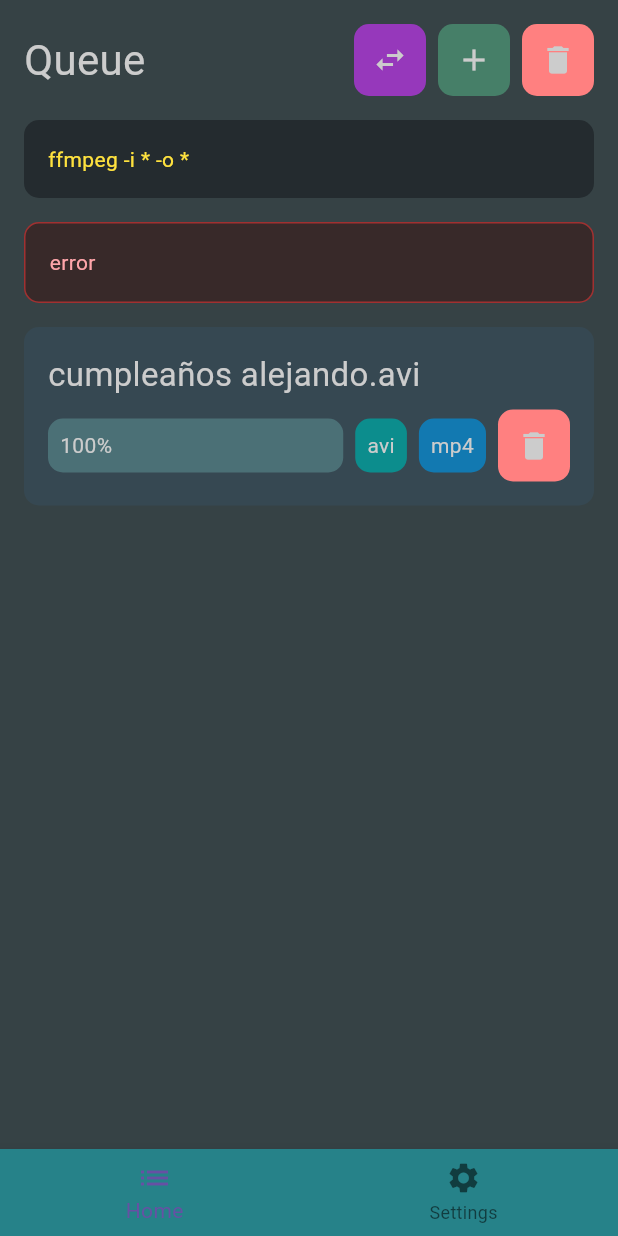
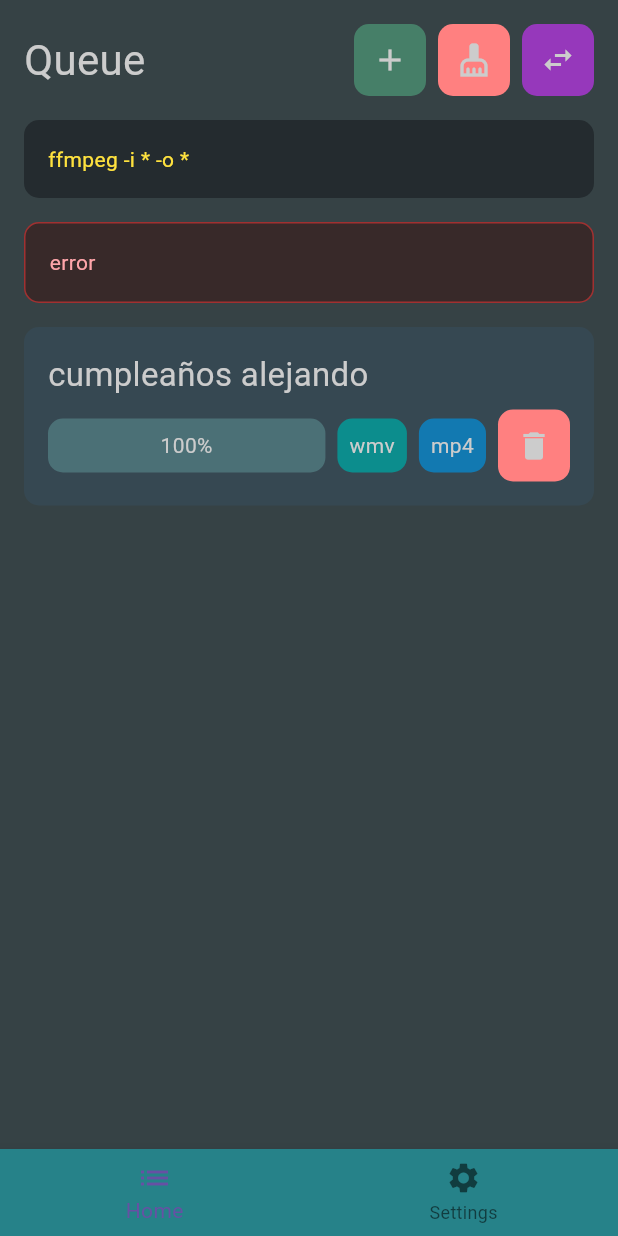
Before and after one commit to rama-o/morfosis, a Flutter app: the screen it shows after launch, on a phone screen of 412 x 824 dp. Run offline on Flutter 3.47's test engine with Material 3 defaults, Android fonts, the phone set to English and light mode, and no system bars; project files that could hold a hidden picture were left out.

Commit message:
simplificating duplicated layout

```diff
--- a/lib/main.dart
+++ b/lib/main.dart
@@ -1,4 +1,5 @@
 import 'package:flutter/material.dart';
+import 'package:path/path.dart' as p;
 
 void main() {
   runApp(const MorfosisApp());
@@ -10,6 +11,50 @@ const Color actionColor = Color(0xff467f68);
 const Color dangerColor = Color(0xffff8080);
 const Color foregroundColor = Color(0xffcccccc);
 
+class SectionTitle extends StatelessWidget {
+  final String label;
+
+  const SectionTitle({super.key, required this.label});
+
+  @override
+  Widget build(BuildContext context) {
+    return Text(label, style: TextStyle(color: foregroundColor, fontSize: 28));
+  }
+}
+
+class CustomBtn extends StatelessWidget {
+  final Icon glyph;
+  final String tooltip;
+  final Color bg;
+  final Color fg;
+  final VoidCallback action;
+
+  const CustomBtn({
+    super.key,
+    required this.glyph,
+    required this.tooltip,
+    required this.bg,
+    required this.fg,
+    required this.action,
+  });
+
+  @override
+  Widget build(BuildContext context) {
+    return Container(
+      decoration: BoxDecoration(
+        color: bg,
+        borderRadius: BorderRadius.circular(10),
+      ),
+      child: IconButton(
+        icon: glyph,
+        tooltip: tooltip,
+        color: fg,
+        onPressed: action,
+      ),
+    );
+  }
+}
+
 class CodeInput extends StatelessWidget {
   final String output;
 
@@ -20,7 +65,6 @@ class CodeInput extends StatelessWidget {
     return Container(
       padding: const EdgeInsets.all(16),
       width: double.infinity,
-      margin: const EdgeInsets.only(bottom: 16),
       decoration: BoxDecoration(
         color: Color(0xff242b2f),
         borderRadius: BorderRadius.circular(10),
@@ -40,7 +84,6 @@ class PromptOutput extends StatelessWidget {
     return Container(
       padding: const EdgeInsets.all(16),
       width: double.infinity,
-      margin: const EdgeInsets.only(bottom: 16),
       decoration: BoxDecoration(
         color: Color(0xff382929),
         border: Border.all(color: Color(0xffa13030)),
@@ -65,6 +108,9 @@ class ListItem extends StatelessWidget {
 
   @override
   Widget build(BuildContext context) {
+    final String name = p.basenameWithoutExtension(path);
+    final String inputFormat = p.extension(path).replaceFirst('.', '');
+
     return Container(
       padding: const EdgeInsets.all(16),
       decoration: BoxDecoration(
@@ -72,11 +118,12 @@ class ListItem extends StatelessWidget {
         borderRadius: BorderRadius.circular(10),
       ),
       child: Column(
+        spacing: 8,
         crossAxisAlignment: CrossAxisAlignment.start,
         children: [
-          Text(path, style: TextStyle(color: foregroundColor, fontSize: 22)),
-          const SizedBox(height: 8), // instead of spacing
+          Text(name, style: TextStyle(color: foregroundColor, fontSize: 22)),
           Row(
+            spacing: 8,
             children: [
               Expanded(
                 child: Container(
@@ -85,19 +132,24 @@ class ListItem extends StatelessWidget {
                     color: const Color(0xff4b7076),
                     borderRadius: BorderRadius.circular(10),
                   ),
-                  child: Text('100%', style: TextStyle(color: foregroundColor)),
+                  child: Text(
+                    '100%',
+                    textAlign: TextAlign.center,
+                    style: TextStyle(color: foregroundColor),
                   ),
                 ),
-              const SizedBox(width: 8),
+              ),
               Container(
                 padding: const EdgeInsets.all(8),
                 decoration: BoxDecoration(
                   color: const Color.fromARGB(255, 12, 141, 141),
                   borderRadius: BorderRadius.circular(10),
                 ),
-                child: Text('avi', style: TextStyle(color: foregroundColor)),
+                child: Text(
+                  inputFormat,
+                  style: TextStyle(color: foregroundColor),
                 ),
-              const SizedBox(width: 8),
+              ),
               Container(
                 padding: const EdgeInsets.all(8),
                 decoration: BoxDecoration(
@@ -106,18 +158,12 @@ class ListItem extends StatelessWidget {
                 ),
                 child: Text(output, style: TextStyle(color: foregroundColor)),
               ),
-              const SizedBox(width: 8),
-              Container(
-                decoration: BoxDecoration(
-                  color: dangerColor,
-                  borderRadius: BorderRadius.circular(10),
-                ),
-                child: IconButton(
-                  icon: const Icon(Icons.delete),
+              CustomBtn(
+                glyph: const Icon(Icons.delete),
                 tooltip: 'Delete Item',
-                  color: foregroundColor,
-                  onPressed: () {},
-                ),
+                bg: dangerColor,
+                fg: foregroundColor,
+                action: () {},
               ),
             ],
           ),
@@ -140,7 +186,7 @@ class _MorfosisAppState extends State<MorfosisApp> {
 
   void _onNavTapped(int index) {
     setState(() => _currentIndex = index);
-    _pageController.jumpToPage(index); // animateToPage for smooth animation
+    _pageController.jumpToPage(index);
   }
 
   void addFiles() {}
@@ -159,71 +205,45 @@ class _MorfosisAppState extends State<MorfosisApp> {
             setState(() => _currentIndex = index);
           },
           children: [
-            // Queue Page
             SingleChildScrollView(
               padding: const EdgeInsets.all(16),
               child: Column(
+                spacing: 16,
                 crossAxisAlignment: CrossAxisAlignment.start,
                 children: [
-                  Container(
-                    margin: const EdgeInsets.only(bottom: 16),
-                    child: Row(
+                  Row(
                     spacing: 8,
                     children: [
-                        Expanded(
-                          child: Text(
-                            'Queue',
-                            style: TextStyle(
-                              color: foregroundColor,
-                              fontSize: 28,
+                      Expanded(child: SectionTitle(label: 'Queue')),
+                      CustomBtn(
+                        glyph: const Icon(Icons.add),
+                        tooltip: 'Add Files',
+                        bg: actionColor,
+                        fg: foregroundColor,
+                        action: addFiles,
                       ),
+                      CustomBtn(
+                        glyph: const Icon(Icons.cleaning_services),
+                        tooltip: 'Clear Queue',
+                        bg: dangerColor,
+                        fg: foregroundColor,
+                        action: clearQueue,
                       ),
-                        ),
-                        Container(
-                          decoration: BoxDecoration(
-                            color: Color.fromARGB(255, 150, 56, 187),
-                            borderRadius: BorderRadius.circular(10),
-                          ),
-                          child: IconButton(
-                            icon: const Icon(Icons.swap_horiz),
+                      CustomBtn(
+                        glyph: const Icon(Icons.swap_horiz),
                         tooltip: 'Convert Files',
-                            color: foregroundColor,
-                            onPressed: addFiles,
-                          ),
-                        ),
-                        Container(
-                          decoration: BoxDecoration(
-                            color: actionColor,
-                            borderRadius: BorderRadius.circular(10),
-                          ),
-                          child: IconButton(
-                            icon: const Icon(Icons.add),
-                            tooltip: 'Add Files',
-                            color: foregroundColor,
-                            onPressed: addFiles,
-                          ),
-                        ),
-                        Container(
-                          decoration: BoxDecoration(
-                            color: dangerColor,
-                            borderRadius: BorderRadius.circular(10),
-                          ),
-                          child: IconButton(
-                            icon: const Icon(Icons.delete),
-                            tooltip: 'Clear Queue',
-                            color: foregroundColor,
-                            onPressed: clearQueue,
-                          ),
+                        bg: Color.fromARGB(255, 150, 56, 187),
+                        fg: foregroundColor,
+                        action: convertFiles,
                       ),
                     ],
-                    ),
                   ),
 
                   CodeInput(output: 'ffmpeg -i * -o *'),
                   PromptOutput(output: 'error'),
 
                   ListItem(
-                    path: 'cumpleaños alejando.avi',
+                    path: 'cumpleaños alejando.wmv',
                     id: 4,
                     output: 'mp4',
                   ),
@@ -231,20 +251,27 @@ class _MorfosisAppState extends State<MorfosisApp> {
               ),
             ),
 
-            // Settings Page
             SingleChildScrollView(
               padding: const EdgeInsets.all(16),
               child: Column(
+                spacing: 16,
                 crossAxisAlignment: CrossAxisAlignment.start,
                 children: [
                   Container(
-                    margin: const EdgeInsets.only(bottom: 16),
-                    child: Text(
-                      'Settings',
-                      style: TextStyle(color: foregroundColor, fontSize: 28),
+                    child: Row(
+                      spacing: 8,
+                      children: [
+                        Expanded(child: SectionTitle(label: 'Settings')),
+                        CustomBtn(
+                          glyph: const Icon(Icons.autorenew),
+                          tooltip: 'Reset Settings',
+                          bg: dangerColor,
+                          fg: foregroundColor,
+                          action: clearQueue,
+                        ),
+                      ],
                     ),
                   ),
-
                   CodeInput(output: 'ffmpeg -i * -o *'),
                   PromptOutput(output: 'error'),
                   Text('Change Format', style: TextStyle(color: Colors.white)),
@@ -262,7 +289,6 @@ class _MorfosisAppState extends State<MorfosisApp> {
             BottomNavigationBarItem(
               icon: Icon(Icons.settings),
               label: 'Settings',
-              // style: TextStyle(color: Color(0xff364245))
             ),
           ],
         ),
```
Lines whose indentation alone changed are shown as unchanged.
